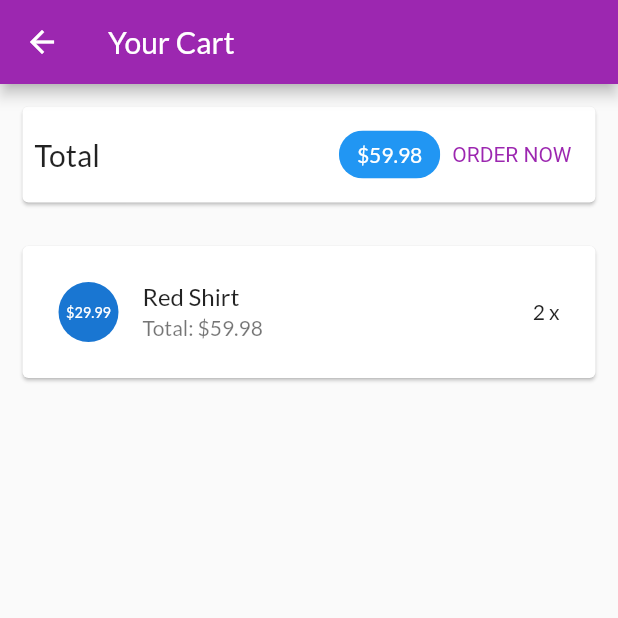
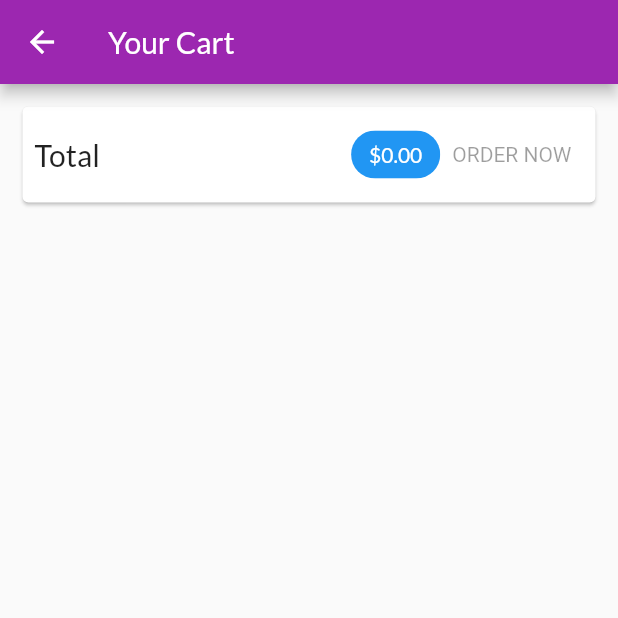
Before and after one commit to Noahvnp/PhatTrienUngDungDiDong, a Flutter app: the CartScreen screen opened by its route, after a tap on "ORDER NOW", on a phone screen of 412 x 824 dp, the top half of it. Run offline on Flutter 3.47's test engine with Material 2 defaults, Android fonts, the phone set to English and light mode, and no system bars; our stand-ins replace flutter_dotenv, shared_preferences; accounts and stored records are empty.

Commit message:
Bo sung code b3 : Quan ly trang thai voi provider - CartManager & OrdersManager

```diff
--- a/lib/main.dart
+++ b/lib/main.dart
@@ -46,6 +46,9 @@ class MyApp extends StatelessWidget {
         ),
         ChangeNotifierProvider(
           create: (ctx) => CartManager(),
+        ),
+        ChangeNotifierProvider(
+          create: (ctx) => OrdersManager(),
         ),
       ],
       child: Consumer<AuthManager>(
--- a/lib/ui/cart/cart_item_card.dart
+++ b/lib/ui/cart/cart_item_card.dart
@@ -40,9 +40,9 @@ class CartItemCard extends StatelessWidget {
           'Do you want to remove this item from the cart?',
         );
       },
-      onDismissed: ((direction) => {
-            context.read<CartManager>().removeItem(productId),
-          }),
+      onDismissed: (direction) {
+        context.read<CartManager>().removeItem(productId);
+      },
       child: builItemCard(),
     );
   }
--- a/lib/ui/cart/cart_screen.dart
+++ b/lib/ui/cart/cart_screen.dart
@@ -1,7 +1,7 @@
 import 'package:flutter/material.dart';
+import 'package:myshop/ui/screens.dart';
 import 'package:provider/provider.dart';
 
-import 'cart_manager.dart';
 import 'cart_item_card.dart';
 
 class CartScreen extends StatelessWidget {
@@ -62,9 +62,15 @@ class CartScreen extends StatelessWidget {
               backgroundColor: Theme.of(context).primaryColor,
             ),
             TextButton(
-              onPressed: () {
-                print('An order has been added');
-              },
+              onPressed: cart.totalAmount <= 0
+                  ? null
+                  : () {
+                      context.read<OrdersManager>().addOrder(
+                            cart.products,
+                            cart.totalAmount,
+                          );
+                      cart.clear();
+                    },
               style: TextButton.styleFrom(
                 textStyle: TextStyle(color: Theme.of(context).primaryColor),
               ),
--- a/lib/ui/orders/orders_manager.dart
+++ b/lib/ui/orders/orders_manager.dart
@@ -4,21 +4,21 @@ import '../../models/cart_item.dart';
 import '../../models/order_item.dart';
 
 class OrdersManager with ChangeNotifier {
-  final List<OrderItem> _orders = [
-    OrderItem(
-      id: ' 01 ',
-      amount: 59.98,
-      products: [
-        CartItem(
-          id: ' c1 ',
-          title: ' Red Shirt ',
-          price: 29.99,
-          quantity: 2,
-        )
-      ],
-      dateTime: DateTime.now(),
-    )
-  ];
+  final List<OrderItem> _orders = [];
+  //   OrderItem(
+  //     id: ' 01 ',
+  //     amount: 59.98,
+  //     products: [
+  //       CartItem(
+  //         id: ' c1 ',
+  //         title: ' Red Shirt ',
+  //         price: 29.99,
+  //         quantity: 2,
+  //       )
+  //     ],
+  //     dateTime: DateTime.now(),
+  //   )
+  // ];
 
   int get orderCount {
     return _orders.length;
@@ -27,4 +27,17 @@ class OrdersManager with ChangeNotifier {
   List<OrderItem> get orders {
     return [..._orders];
   }
+
+  void addOrder(List<CartItem> cartProducts, double total) async {
+    _orders.insert(
+      0,
+      OrderItem(
+        id: 'o${DateTime.now().toIso8601String()}',
+        amount: total,
+        products: cartProducts,
+        dateTime: DateTime.now(),
+      ),
+    );
+    notifyListeners();
+  }
 }
```
Also changed, not shown: lib/ui/orders/orders_screen.dart (+10 -4 lines), lib/ui/products/product_overview_screen.dart (+5 -3 lines).
